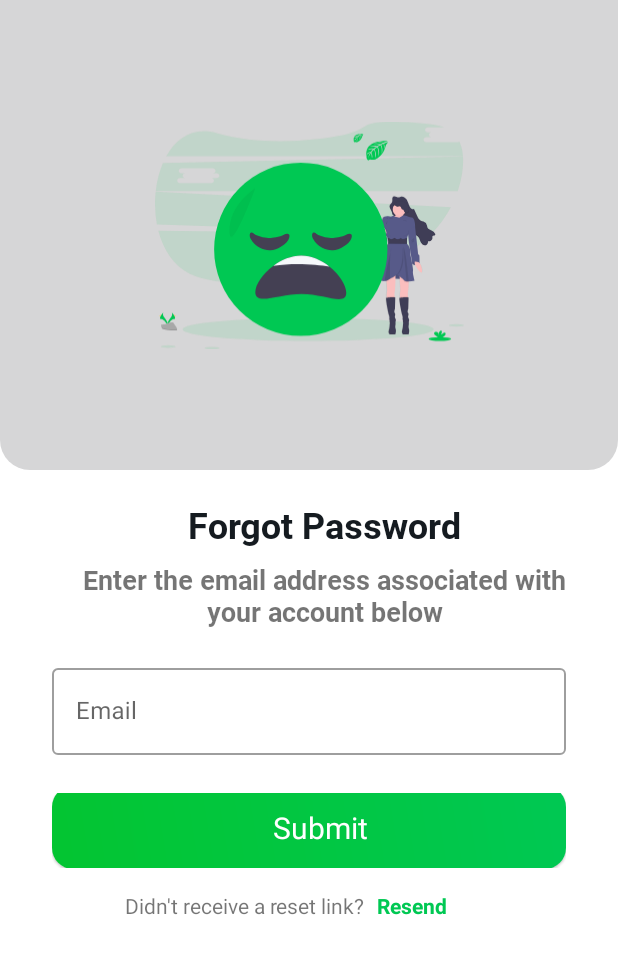
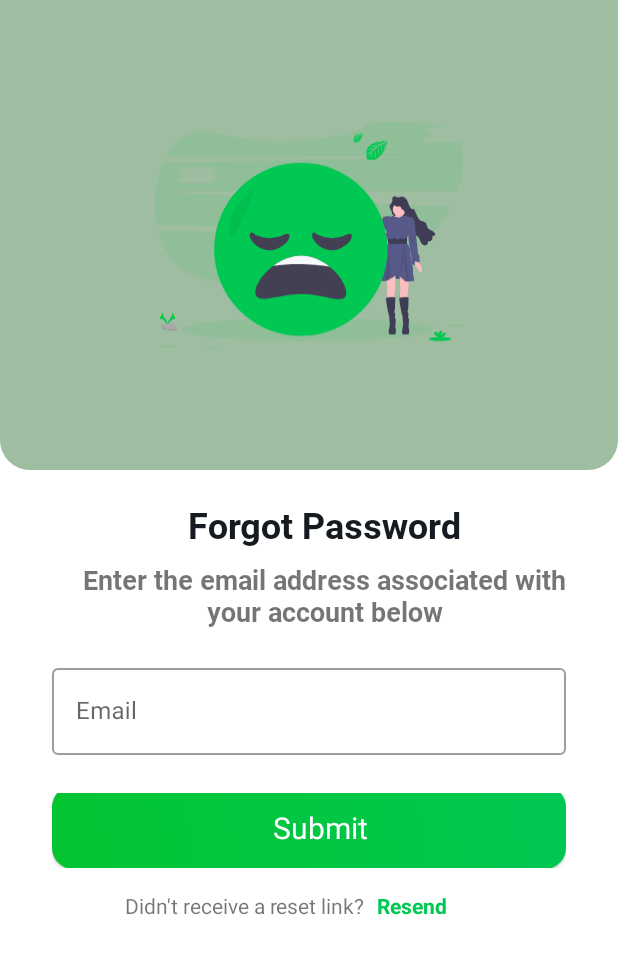
Before and after one commit to jmngige/BuyIt, an Android app: the ForgotPasswordFragment screen opened through its navigation route, on a phone screen of 412 x 824 dp. Shown: the top 954 px of the screen. Run offline under Robolectric (Android 15) with nearby library versions, the phone set to English and light mode, and no system bars; our stand-ins replace Firebase (no records; nobody signed in at launch, a user with empty details on screens opened directly), navigation-ui.

Commit message:
Fixing Ui issues

```diff
--- a/app/src/main/java/com/starsolns/e_shop/ui/fragments/ForgotPasswordFragment.kt
+++ b/app/src/main/java/com/starsolns/e_shop/ui/fragments/ForgotPasswordFragment.kt
@@ -59,6 +59,12 @@ class ForgotPasswordFragment : Fragment() {
             }
         }
 
+        binding.resendEmailLikButton.setOnClickListener {
+            if(validateInputs()){
+                sendResetPasswordLink()
+            }
+        }
+
 
         return binding.root
     }
--- a/app/src/main/res/values/colors.xml
+++ b/app/src/main/res/values/colors.xml
@@ -15,6 +15,7 @@
     <color name="light_dark">#2B2B2B</color>
     <color name="light_grey">#e0e0e0</color>
     <color name="medium_grey">#BCB9B9</color>
+    <color name="grey">#8F8F8F</color>
     <color name="bg_grey">#918D8D</color>
     <color name="dark_grey">#1b1b1b</color>
     <color name="darker">#151b20</color>
@@ -30,6 +31,7 @@
 
     <!-- Login Screen Colors -->
     <color name="forgotPasswordColor">#00C853</color>
+    <color name="forgotPasswordColorBackground">#60005005</color>
     <color name="buttonBackgroundTint">#00C853</color>
     <color name="loginRegisterBtnColor">#00C853</color>
 
```
